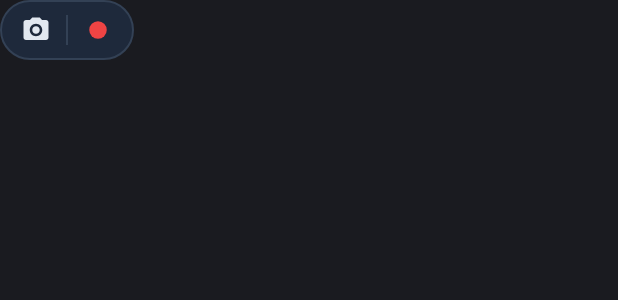
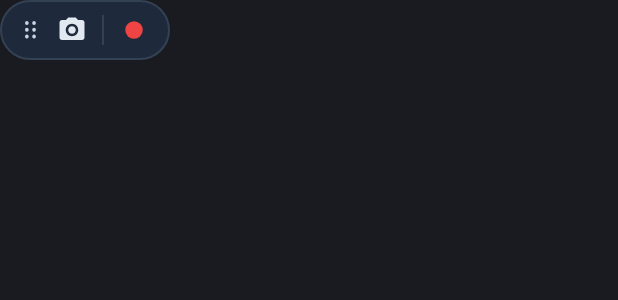
Before and after one commit to Official-RootDeck/Floaty, an Android app built with Jetpack Compose: the layout overlay_floating_bar.xml on its own in the app's theme, with its tools: preview values and no code run, on a phone screen of 412 x 824 dp. Shown: the top 300 px of the screen. Run offline under Robolectric (Android 15) with nearby library versions, the phone set to English and light mode, and no system bars.

Commit message:
Add a dedicated overlay drag handle

```diff
--- a/app/src/main/res/layout/overlay_floating_bar.xml
+++ b/app/src/main/res/layout/overlay_floating_bar.xml
@@ -8,6 +8,17 @@
     android:orientation="horizontal"
     android:paddingStart="8dp"
     android:paddingEnd="8dp">
+
+    <!-- Dedicated drag handle: keeps button taps separate from window movement. -->
+    <TextView
+        android:id="@+id/dragHandle"
+        android:layout_width="24dp"
+        android:layout_height="32dp"
+        android:gravity="center"
+        android:contentDescription="Move Floaty controls"
+        android:text="⠿"
+        android:textColor="#CBD5E1"
+        android:textSize="18sp" />
 
     <!-- CAMERA / SCREENSHOT BUTTON (Always Visible) -->
     <ImageView
```
